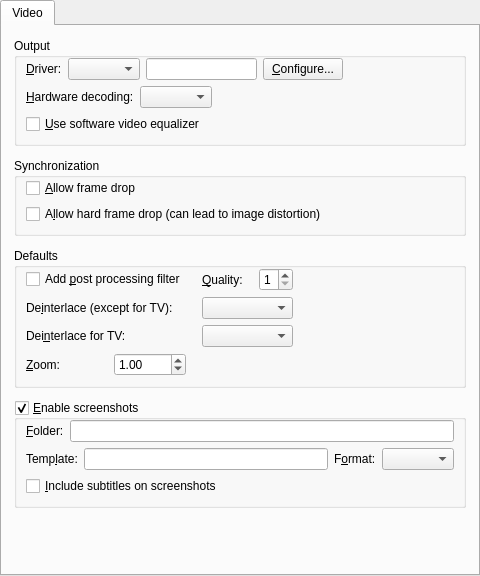
Above: src/gui/pref/video.ui from wilbert2000/wzplayer before the change. Below: the same form after it.
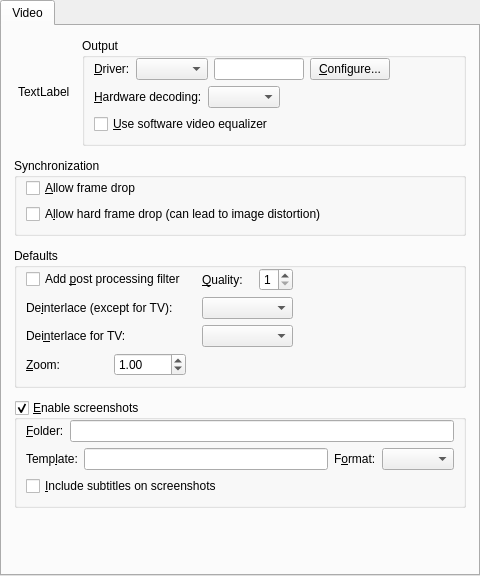
That is the form after the change. Custom widgets are drawn as their Qt base class.

Commit message: Added icon to video preferences

```diff
--- a/src/gui/pref/video.ui
+++ b/src/gui/pref/video.ui
@@ -34,6 +34,18 @@
         <number>12</number>
        </property>
        <item>
+        <layout class="QHBoxLayout" name="output_layout">
+         <property name="leftMargin">
+          <number>4</number>
+         </property>
+         <item>
+          <widget class="QLabel" name="video_icon_label">
+           <property name="text">
+            <string>TextLabel</string>
+           </property>
+          </widget>
+         </item>
+         <item>
         <widget class="QGroupBox" name="output_group">
          <property name="minimumSize">
           <size>
@@ -143,6 +155,8 @@
           </item>
          </layout>
         </widget>
+         </item>
+        </layout>
        </item>
        <item>
         <widget class="QGroupBox" name="synchronization_group">
```
Lines whose indentation alone changed are shown as unchanged. The commit also changes 4 other files.
